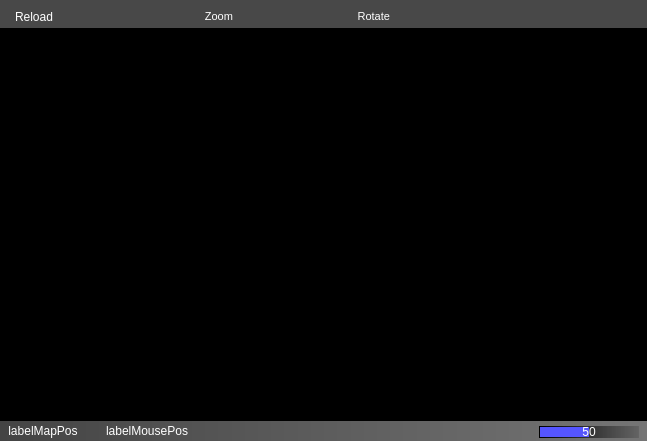
This is ground/src/plugins/opmap/opmap_widget.ui in openpilot/OpenPilot as Qt 5 draws it before an edit. The edited form follows.
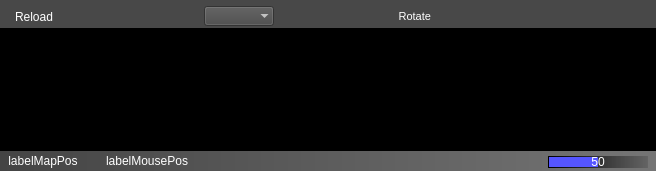
This is the edited form. Icons and pictures are not drawn.

Commit message: Updated zoom user controls on the new map plug-in

Patch:
```diff
--- a/ground/src/plugins/opmap/opmap_widget.ui
+++ b/ground/src/plugins/opmap/opmap_widget.ui
@@ -6,8 +6,8 @@
    <rect>
     <x>0</x>
     <y>0</y>
-    <width>647</width>
-    <height>441</height>
+    <width>656</width>
+    <height>171</height>
    </rect>
   </property>
   <property name="sizePolicy">
@@ -239,29 +239,28 @@
            </widget>
           </item>
           <item>
-           <widget class="QLabel" name="labelZoom">
+           <widget class="QComboBox" name="comboBoxZoom">
             <property name="sizePolicy">
-             <sizepolicy hsizetype="Preferred" vsizetype="Preferred">
+             <sizepolicy hsizetype="Preferred" vsizetype="Fixed">
               <horstretch>0</horstretch>
               <verstretch>0</verstretch>
              </sizepolicy>
             </property>
-            <property name="font">
-             <font>
-              <pointsize>8</pointsize>
-              <weight>50</weight>
-              <bold>false</bold>
-             </font>
+            <property name="toolTip">
+             <string>Zoom level</string>
+            </property>
+            <property name="autoFillBackground">
+             <bool>false</bool>
             </property>
             <property name="styleSheet">
-             <string notr="true">background-color: rgba(255, 255, 255, 0);
-color: rgb(255, 255, 255);</string>
+             <string notr="true">color: rgb(255, 255, 255);
+</string>
             </property>
-            <property name="text">
-             <string>Zoom</string>
+            <property name="maxVisibleItems">
+             <number>20</number>
             </property>
-            <property name="alignment">
-             <set>Qt::AlignRight|Qt::AlignTrailing|Qt::AlignVCenter</set>
+            <property name="frame">
+             <bool>false</bool>
             </property>
            </widget>
           </item>
```
Left out of the diff: 2 changed lines with no effect on the pictures. The commit also changes 2 other files.
